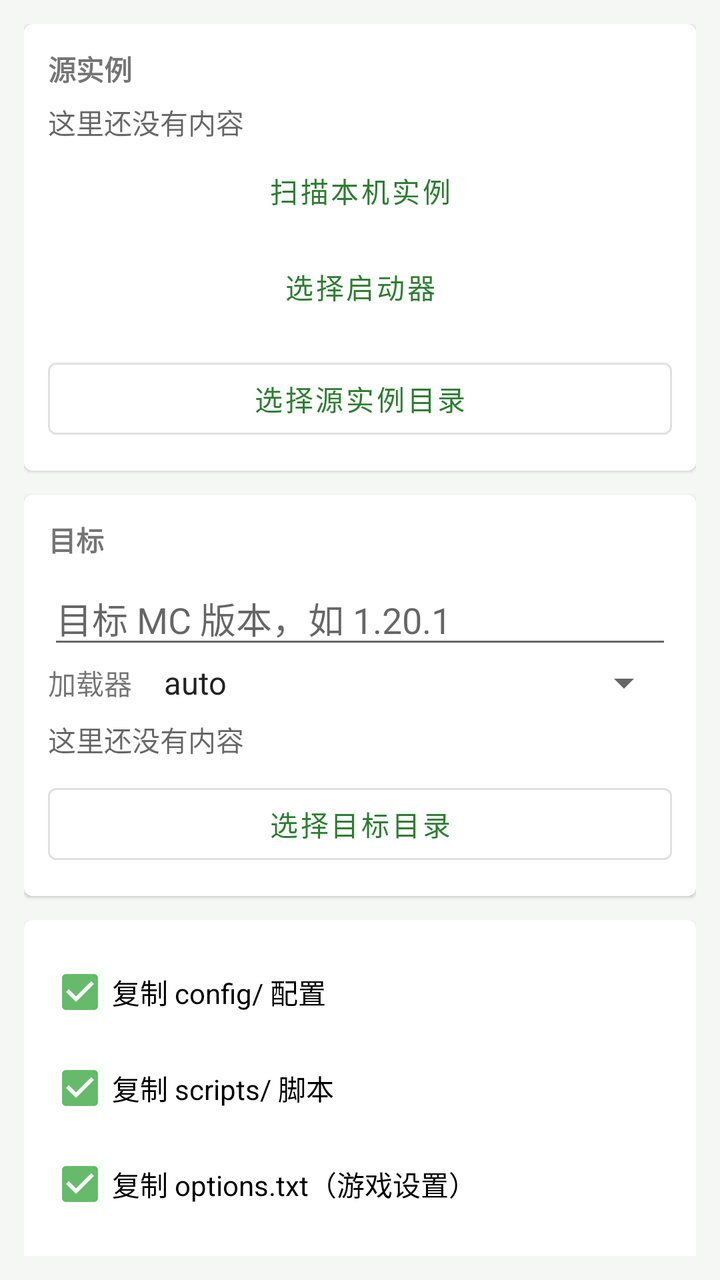
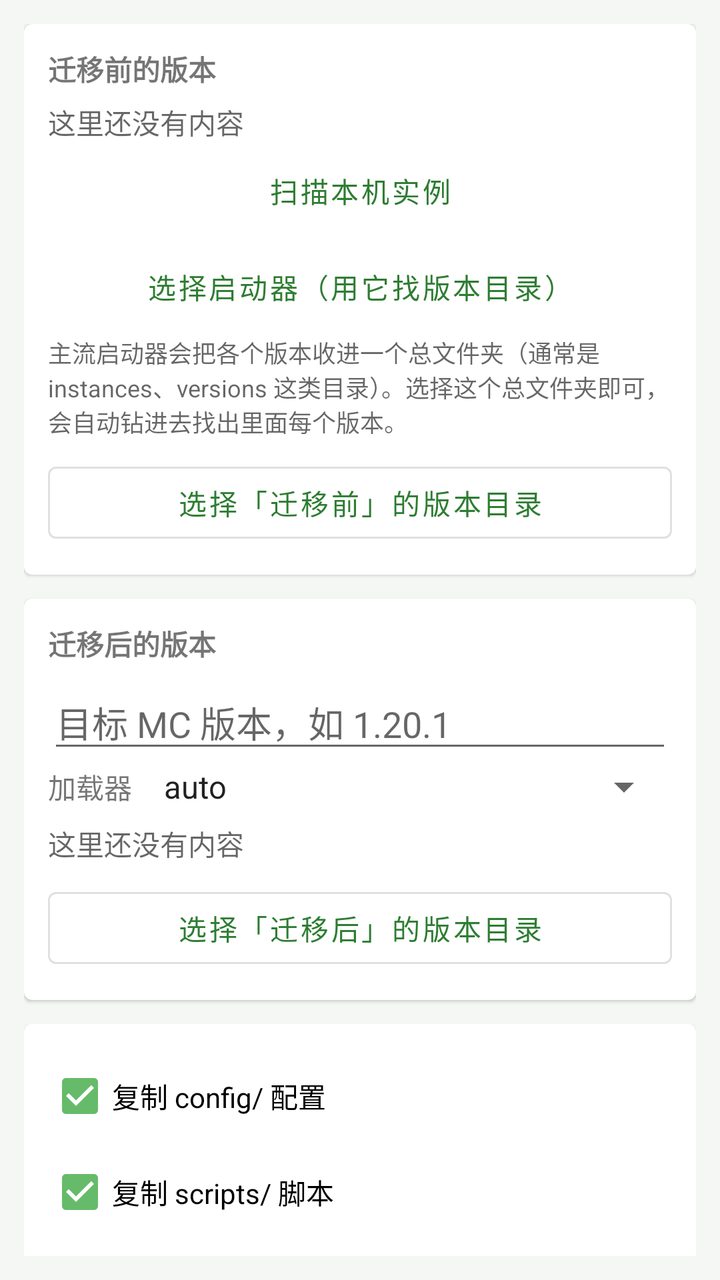

An Android layout rendered at two revisions. The XML below is the earlier revision; the diff shows what the commit changed to produce the second picture.
<!-- AndroidManifest.xml: application theme Theme.ModMigrator -->
<!-- res/layout/fragment_migration.xml -->
<?xml version="1.0" encoding="utf-8"?>
<androidx.core.widget.NestedScrollView xmlns:android="http://schemas.android.com/apk/res/android"
    android:layout_width="match_parent"
    android:layout_height="match_parent"
    android:padding="12dp">

    <LinearLayout
        android:layout_width="match_parent"
        android:layout_height="wrap_content"
        android:orientation="vertical">

        <com.google.android.material.card.MaterialCardView
            android:layout_width="match_parent"
            android:layout_height="wrap_content"
            android:layout_marginBottom="12dp">

            <LinearLayout
                android:layout_width="match_parent"
                android:layout_height="wrap_content"
                android:orientation="vertical"
                android:padding="12dp">

                <TextView
                    android:layout_width="wrap_content"
                    android:layout_height="wrap_content"
                    android:text="@string/sec_source"
                    android:textStyle="bold" />

                <TextView
                    android:id="@+id/tvSource"
                    android:layout_width="match_parent"
                    android:layout_height="wrap_content"
                    android:layout_marginTop="6dp"
                    android:text="@string/empty_hint"
                    android:textColor="@color/textSecondary" />

                <Button
                    android:id="@+id/btnScanLocal"
                    style="@style/Widget.MaterialComponents.Button.TextButton"
                    android:layout_width="match_parent"
                    android:layout_height="wrap_content"
                    android:text="@string/btn_scan_local" />

                <Button
                    android:id="@+id/btnPickLauncher"
                    style="@style/Widget.MaterialComponents.Button.TextButton"
                    android:layout_width="match_parent"
                    android:layout_height="wrap_content"
                    android:text="@string/cfg_pick_launcher" />

                <Button
                    android:id="@+id/btnPickSource"
                    style="@style/Widget.MaterialComponents.Button.OutlinedButton"
                    android:layout_width="match_parent"
                    android:layout_height="wrap_content"
                    android:layout_marginTop="8dp"
                    android:text="@string/pick_source" />
            </LinearLayout>
        </com.google.android.material.card.MaterialCardView>

        <com.google.android.material.card.MaterialCardView
            android:layout_width="match_parent"
            android:layout_height="wrap_content"
            android:layout_marginBottom="12dp">

            <LinearLayout
                android:layout_width="match_parent"
                android:layout_height="wrap_content"
                android:orientation="vertical"
                android:padding="12dp">

                <TextView
                    android:layout_width="wrap_content"
                    android:layout_height="wrap_content"
                    android:text="@string/sec_target"
                    android:textStyle="bold" />

                <EditText
                    android:id="@+id/etTargetVersion"
                    android:layout_width="match_parent"
                    android:layout_height="wrap_content"
                    android:layout_marginTop="6dp"
                    android:hint="@string/hint_mc_version"
                    android:inputType="text"
                    android:singleLine="true" />

                <LinearLayout
                    android:layout_width="match_parent"
                    android:layout_height="wrap_content"
                    android:orientation="horizontal">

                    <TextView
                        android:layout_width="wrap_content"
                        android:layout_height="wrap_content"
                        android:layout_gravity="center_vertical"
                        android:text="@string/loader" />

                    <Spinner
                        android:id="@+id/spLoader"
                        android:layout_width="0dp"
                        android:layout_height="wrap_content"
                        android:layout_marginStart="8dp"
                        android:layout_weight="1"
                        android:entries="@array/loaders" />
                </LinearLayout>

                <TextView
                    android:id="@+id/tvTarget"
                    android:layout_width="match_parent"
                    android:layout_height="wrap_content"
                    android:layout_marginTop="6dp"
                    android:text="@string/empty_hint"
                    android:textColor="@color/textSecondary" />

                <Button
                    android:id="@+id/btnPickTarget"
                    style="@style/Widget.MaterialComponents.Button.OutlinedButton"
                    android:layout_width="match_parent"
                    android:layout_height="wrap_content"
                    android:layout_marginTop="8dp"
                    android:text="@string/pick_target" />
            </LinearLayout>
        </com.google.android.material.card.MaterialCardView>

        <com.google.android.material.card.MaterialCardView
            android:layout_width="match_parent"
            android:layout_height="wrap_content"
            android:layout_marginBottom="12dp">

            <LinearLayout
                android:layout_width="match_parent"
                android:layout_height="wrap_content"
                android:orientation="vertical"
                android:padding="12dp">

                <CheckBox android:id="@+id/cbConfig" android:layout_width="match_parent" android:layout_height="wrap_content" android:checked="true" android:text="@string/copy_config" />
                <CheckBox android:id="@+id/cbScripts" android:layout_width="match_parent" android:layout_height="wrap_content" android:checked="true" android:text="@string/copy_scripts" />
                <CheckBox android:id="@+id/cbOptions" android:layout_width="match_parent" android:layout_height="wrap_content" android:checked="true" android:text="@string/copy_options" />
                <CheckBox android:id="@+id/cbPacks" android:layout_width="match_parent" android:layout_height="wrap_content" android:text="@string/copy_packs" />
                <CheckBox android:id="@+id/cbSaves" android:layout_width="match_parent" android:layout_height="wrap_content" android:text="@string/copy_saves" />
            </LinearLayout>
        </com.google.android.material.card.MaterialCardView>

        <Button
            android:id="@+id/btnScan"
            android:layout_width="match_parent"
            android:layout_height="wrap_content"
            android:text="@string/btn_scan" />

        <Button
            android:id="@+id/btnRun"
            style="@style/Widget.MaterialComponents.Button.OutlinedButton"
            android:layout_width="match_parent"
            android:layout_height="wrap_content"
            android:layout_marginTop="8dp"
            android:text="@string/btn_run" />

        <ProgressBar
            android:id="@+id/pb"
            style="?android:attr/progressBarStyleHorizontal"
            android:layout_width="match_parent"
            android:layout_height="wrap_content"
            android:layout_marginTop="8dp"
            android:indeterminate="true"
            android:visibility="gone" />

        <TextView
            android:layout_width="wrap_content"
            android:layout_height="wrap_content"
            android:layout_marginTop="12dp"
            android:text="@string/tab_migration"
            android:textStyle="bold" />

        <androidx.recyclerview.widget.RecyclerView
            android:id="@+id/rvMods"
            android:layout_width="match_parent"
            android:layout_height="wrap_content"
            android:nestedScrollingEnabled="false"
            android:overScrollMode="never" />

        <TextView
            android:layout_width="wrap_content"
            android:layout_height="wrap_content"
            android:layout_marginTop="12dp"
            android:text="@string/log_title"
            android:textStyle="bold" />

        <TextView
            android:id="@+id/tvLog"
            android:layout_width="match_parent"
            android:layout_height="wrap_content"
            android:paddingBottom="24dp"
            android:textColor="@color/textSecondary"
            android:textSize="12sp" />
    </LinearLayout>
</androidx.core.widget.NestedScrollView>
<!-- resources referenced by this layout -->
<resources>
  <string-array name="loaders">
          <item>auto</item>
          <item>fabric</item>
          <item>forge</item>
          <item>neoforge</item>
          <item>quilt</item>
      </string-array>
  <color name="textSecondary">#99000000</color>
  <string name="btn_run">执行迁移</string>
  <string name="btn_scan">扫描并生成迁移方案</string>
  <string name="btn_scan_local">扫描本机实例</string>
  <string name="cfg_pick_launcher">选择启动器</string>
  <string name="copy_config">复制 config/ 配置</string>
  <string name="copy_options">复制 options.txt（游戏设置）</string>
  <string name="copy_packs">复制资源包/光影包</string>
  <string name="copy_saves">复制存档（可能很大）</string>
  <string name="copy_scripts">复制 scripts/ 脚本</string>
  <string name="empty_hint">这里还没有内容</string>
  <string name="hint_mc_version">目标 MC 版本，如 1.20.1</string>
  <string name="loader">加载器</string>
  <string name="log_title">运行日志</string>
  <string name="pick_source">选择源实例目录</string>
  <string name="pick_target">选择目标目录</string>
  <string name="sec_source">源实例</string>
  <string name="sec_target">目标</string>
  <string name="tab_migration">迁移</string>
  <style name="Theme.ModMigrator" parent="Theme.MaterialComponents.DayNight.NoActionBar">
          <item name="colorPrimary">@color/primary</item>
          <item name="colorPrimaryDark">@color/primaryDark</item>
          <item name="colorAccent">@color/accent</item>
          <item name="android:windowBackground">@color/bg</item>
          <item name="android:statusBarColor">@color/primaryDark</item>
          <item name="preferenceTheme">@style/PreferenceThemeOverlay</item>
      </style>
  <color name="primary">#FF2E7D32</color>
  <color name="primaryDark">#FF1B5E20</color>
  <color name="accent">#FF66BB6A</color>
  <color name="bg">#FFF5F7F5</color>
</resources>

<!-- the commit's change to res/layout/fragment_migration.xml (unified diff, before → after) -->
@@ -47,6 +47,14 @@
                     android:layout_width="match_parent"
                     android:layout_height="wrap_content"
                     android:text="@string/cfg_pick_launcher" />
+
+                <TextView
+                    android:id="@+id/tvScanHint"
+                    android:layout_width="match_parent"
+                    android:layout_height="wrap_content"
+                    android:text="@string/scan_launcher_dir_hint"
+                    android:textColor="@color/textSecondary"
+                    android:textSize="12sp" />
 
                 <Button
                     android:id="@+id/btnPickSource"
<!-- resource entries referenced after the edit -->
@@ -11,7 +11,7 @@
   <string name="btn_run">执行迁移</string>
   <string name="btn_scan">扫描并生成迁移方案</string>
   <string name="btn_scan_local">扫描本机实例</string>
-  <string name="cfg_pick_launcher">选择启动器</string>
+  <string name="cfg_pick_launcher">选择启动器（用它找版本目录）</string>
   <string name="copy_config">复制 config/ 配置</string>
   <string name="copy_options">复制 options.txt（游戏设置）</string>
   <string name="copy_packs">复制资源包/光影包</string>
@@ -21,10 +21,11 @@
   <string name="hint_mc_version">目标 MC 版本，如 1.20.1</string>
   <string name="loader">加载器</string>
   <string name="log_title">运行日志</string>
-  <string name="pick_source">选择源实例目录</string>
-  <string name="pick_target">选择目标目录</string>
-  <string name="sec_source">源实例</string>
-  <string name="sec_target">目标</string>
+  <string name="pick_source">选择「迁移前」的版本目录</string>
+  <string name="pick_target">选择「迁移后」的版本目录</string>
+  <string name="scan_launcher_dir_hint">主流启动器会把各个版本收进一个总文件夹（通常是 instances、versions 这类目录）。选择这个总文件夹即可，会自动钻进去找出里面每个版本。</string>
+  <string name="sec_source">迁移前的版本</string>
+  <string name="sec_target">迁移后的版本</string>
   <string name="tab_migration">迁移</string>
   <style name="Theme.ModMigrator" parent="Theme.MaterialComponents.DayNight.NoActionBar">
           <item name="colorPrimary">@color/primary</item>
